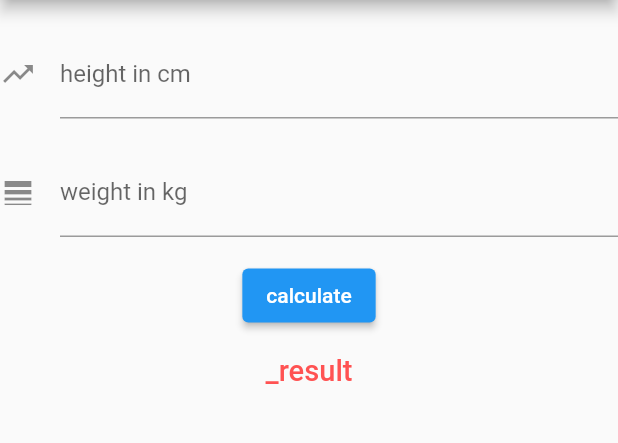
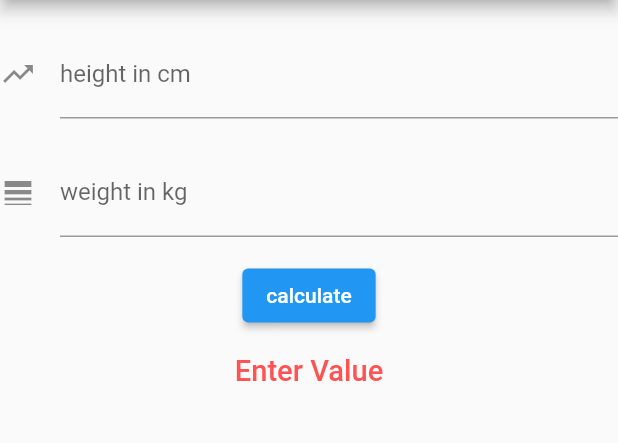
Before and after one commit to Shonima2001/BMICalculator, a Flutter app: the screen it shows after launch, after a tap on "calculate", on a phone screen of 412 x 824 dp, the part 84-527 px from its top. Run offline on Flutter 3.47's test engine with Material 2 defaults, Android fonts, the phone set to English and light mode, and no system bars.

Commit message:
calculated

```diff
--- a/lib/inputpage.dart
+++ b/lib/inputpage.dart
@@ -11,6 +11,14 @@ class _inputpageState extends State<inputpage> {
   final TextEditingController _weightController = TextEditingController();
 
   double? _result;
+  void calculate(){
+    double height = double.parse(_heightController.text) /100;
+    double weight = double.parse(_weightController.text);
+    double heightsqure = height*height;
+    double result=weight/heightsqure;
+    _result=result;
+    setState(() {});
+  }
   @override
   Widget build(BuildContext context) {
     return MaterialApp(
@@ -44,13 +52,13 @@ class _inputpageState extends State<inputpage> {
                       ),
                     ),
                     SizedBox(height: 15),
-                    ElevatedButton(onPressed: (){}, child: Text(
+                    ElevatedButton(onPressed: (){calculate();}, child: Text(
                       "calculate",
                       style: TextStyle(color: Colors.white),
                     ),),
                     SizedBox(height: 15),
                     Text(
-                      "_result",
+                      _result==null? "Enter Value" : "BMI : $_result",
                       style: TextStyle(
                         color: Colors.redAccent,
                         fontSize: 19.4,
@@ -66,12 +74,5 @@ class _inputpageState extends State<inputpage> {
       ),
     );
   }
-  void calculate(){
-    double height = double.parse(_heightController.text) /100;
-    double weight = double.parse(_weightController.text);
-    double heightsqure = height*height;
-    double result=weight/heightsqure;
-    _result=result;
-    setState(() {});
-  }
+
 }
```
